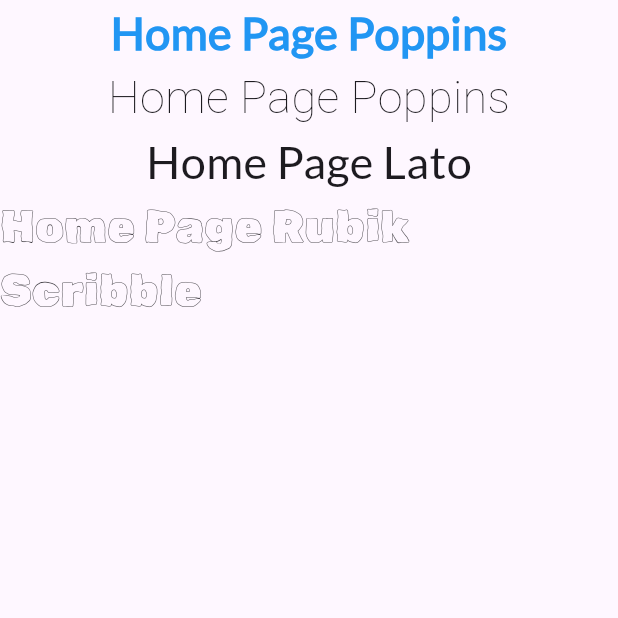
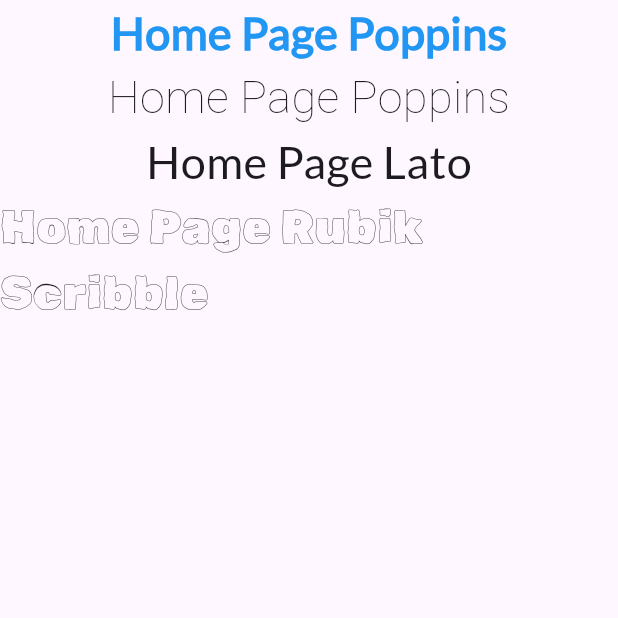
Before and after one commit to bhavikm08/fonts, a Flutter app: the screen it shows after launch, on a phone screen of 412 x 824 dp, the top half of it. Run offline on Flutter 3.47's test engine with Material 3 defaults, Android fonts, the phone set to English and light mode, and no system bars; our stand-ins replace google_fonts; Roboto replaces fonts that are missing (Aboreto).

Commit message:
after changes in home dart

```diff
--- a/lib/home.dart
+++ b/lib/home.dart
@@ -1,6 +1,7 @@
 import 'package:flutter/material.dart';
 import 'package:fonts/fonts_constant/fonts_constant.dart';
 import 'package:google_fonts/google_fonts.dart';
+
 class HomeScreen extends StatefulWidget {
   const HomeScreen({super.key});
 
@@ -11,29 +12,30 @@ class HomeScreen extends StatefulWidget {
 class _HomeScreenState extends State<HomeScreen> {
   @override
   Widget build(BuildContext context) {
-    return  SafeArea(
+    return SafeArea(
       child: Scaffold(
         body: Column(
           // crossAxisAlignment: CrossAxisAlignment.center,
           children: [
-              Text("Home Page Poppins",style: GoogleFonts.lato(
+            Text("Home Page Poppins",
+                style: GoogleFonts.lato(
                   fontWeight: FontWeight.w600,
                   fontSize: 30,
                   color: Colors.blue,
-
                 )),
-              Text("Home Page Poppins",style: GoogleFonts.aboreto(
+            Text("Home Page Poppins",
+                style: GoogleFonts.aboreto(
                   fontWeight: FontWeight.w200,
                   fontSize: 30,
                 )),
-              const Text("Home Page Lato",style: TextStyle(
+            const Text("Home Page Lato",
+                style: TextStyle(
                   fontSize: 30,
                   fontFamily: FontConstant.lato,
                 )),
-              const Text("Home Page Rubik Scribble",style: TextStyle(
-              fontSize: 30,
-                fontFamily: FontConstant.rubikScribble
-              )),
+            const Text("Home Page Rubik Scribble",
+                style: TextStyle(
+                    fontSize: 31, fontFamily: FontConstant.rubikScribble)),
           ],
         ),
       ),
```
Lines whose indentation alone changed are shown as unchanged.
